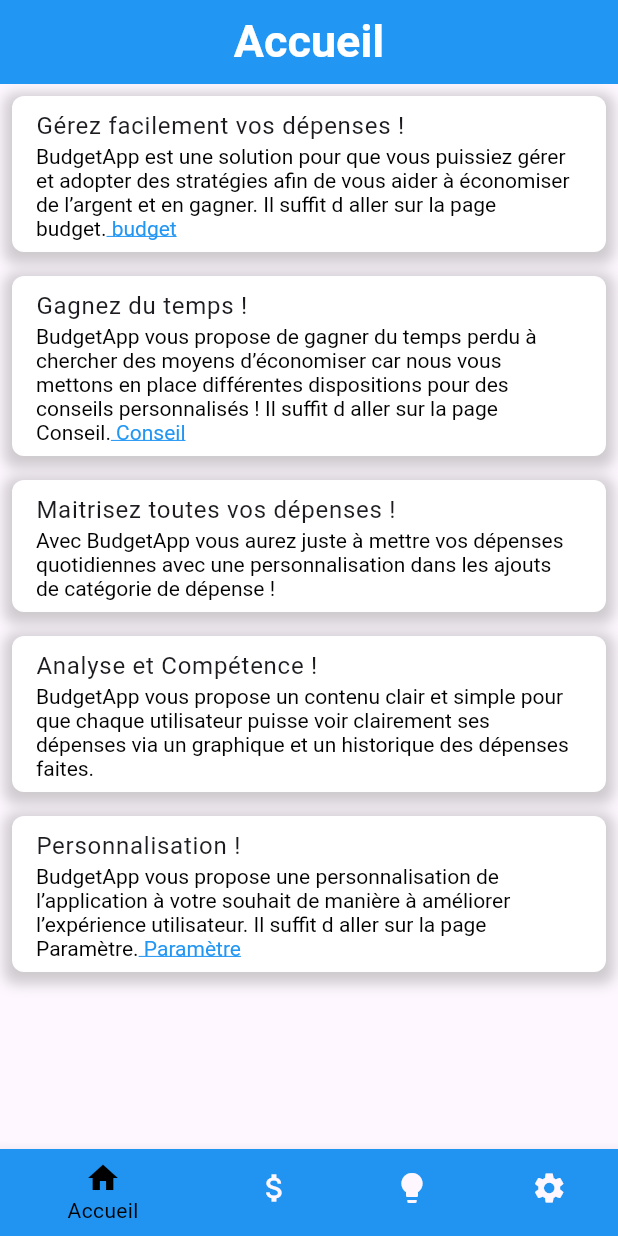
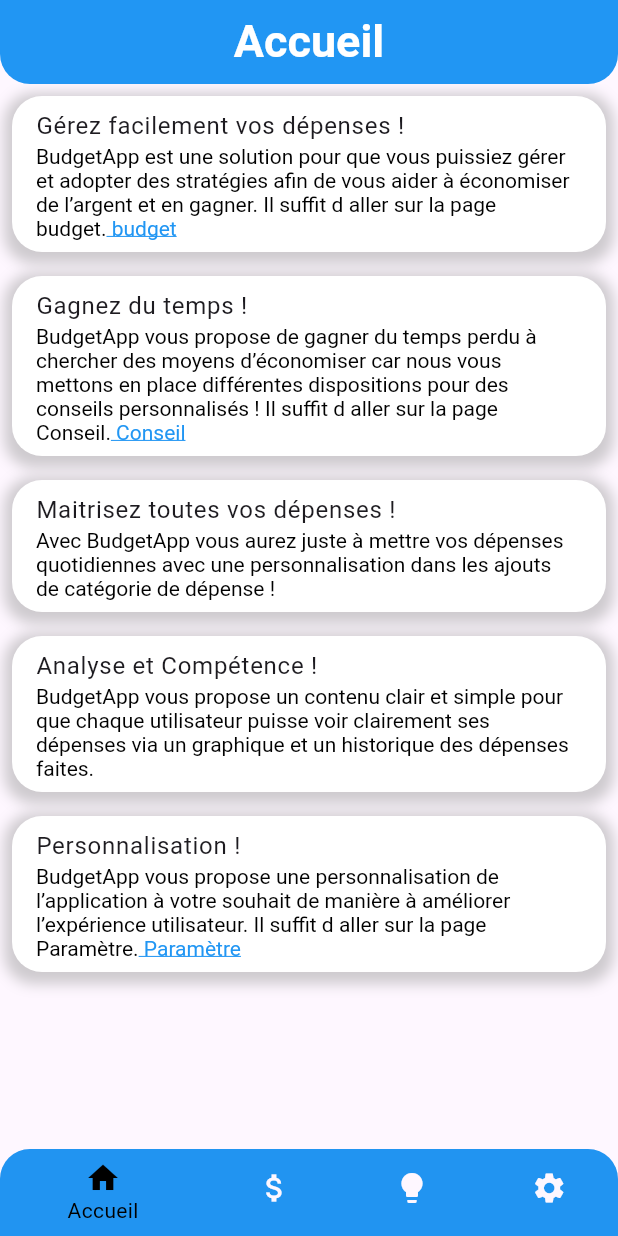
Before and after one commit to mdeport/budget_app, a Flutter app: the screen it shows once a user with an empty profile is signed in, on a phone screen of 412 x 824 dp. Run offline on Flutter 3.47's test engine with Material 3 defaults, Android fonts, the phone set to English and light mode, and no system bars; our stand-ins replace cloud_firestore, firebase_auth, firebase_core, font_awesome_flutter, google_fonts, syncfusion_flutter_charts; missing offline and left inert: flutter_material_color_picker; accounts and stored records are empty.

Commit message:
Bordure arrondi et choix de couleur

```diff
--- a/lib/pages/page-contenue-app/page-accueil/page-accueil-principal.dart
+++ b/lib/pages/page-contenue-app/page-accueil/page-accueil-principal.dart
@@ -20,7 +20,7 @@ class _Page_accueil_principalState extends State<Page_accueil_principal> {
         title: const Text(
           'Accueil',
           style: TextStyle(
-            color: Color.fromARGB(255, 255, 255, 255),
+            color: Colors.white,
             fontWeight: FontWeight.bold,
             fontSize: 30.0,
           ),
@@ -29,7 +29,11 @@ class _Page_accueil_principalState extends State<Page_accueil_principal> {
         automaticallyImplyLeading: false,
         flexibleSpace: Container(
           decoration: const BoxDecoration(
-            color: Colors.blue,
+            color:  Color(0xFF2196F3), // Bleu pastel
+            borderRadius: BorderRadius.only(
+              bottomLeft: Radius.circular(20),
+              bottomRight: Radius.circular(20),
+            ),
           ),
         ),
       ),
@@ -88,7 +92,12 @@ class _Page_accueil_principalState extends State<Page_accueil_principal> {
           ),
         ],
       ),
-      bottomNavigationBar: BottomNavBar(
+      bottomNavigationBar: ClipRRect(
+        borderRadius: const BorderRadius.only(
+          topLeft: Radius.circular(20.0),
+          topRight: Radius.circular(20.0),
+        ),
+        child: BottomNavBar(
           currentIndex: 0,
           onTap: (index) {
             if (index == 0) {
@@ -122,6 +131,7 @@ class _Page_accueil_principalState extends State<Page_accueil_principal> {
             }
           },
         ),
+      ),
     );
   }
 
@@ -131,7 +141,7 @@ class _Page_accueil_principalState extends State<Page_accueil_principal> {
       child: Container(
         decoration: BoxDecoration(
           color: Colors.white,
-          borderRadius: BorderRadius.circular(8.0),
+          borderRadius: BorderRadius.circular(20.0),
           boxShadow: [
             BoxShadow(
               color: Colors.grey.withOpacity(0.5),
@@ -162,7 +172,7 @@ class _Page_accueil_principalState extends State<Page_accueil_principal> {
                             TextSpan(
                               text: ' $clickableWord',
                               style: const TextStyle(
-                                color: Colors.blue,
+                                color: Color(0xFF2196F3),
                                 decoration: TextDecoration.underline,
                               ),
                               recognizer: TapGestureRecognizer()..onTap = onPressed,
```
Lines whose indentation alone changed are shown as unchanged.
